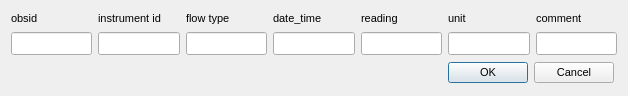
Before: the Qt Designer form ui/w_flow_en.ui in jkall/qgis-midvatten-plugin, drawn with Qt 5.
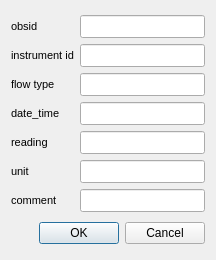
After: the same form once the commit is applied.

Commit message: modified:   create_db.py 	modified:   import_data_to_db.py 	modified:   loaddefaultlayers.py 	modified:   metadata.txt 	modified:   midvatten_utils.py 	modified:   obs_lines_form_logic.py 	modified:   obs_points_form_logic.py 	modified:   stratigraphy_form_logic.py 	modified:   ui/obs_lines_en.ui 	modified:   ui/obs_points_en.ui 	modified:   ui/w_flow.ui 	modified:   ui/w_flow_en.ui 	modified:   w_flow_form_logic.py 	modified:   w_levels_form_logic.py 	icons/import_obs_lines.png 	icons/load_seismics.png 	icons/load_vlf.png 	icons/load_wflow.png

Diff of the .ui file:
```diff
--- a/ui/w_flow_en.ui
+++ b/ui/w_flow_en.ui
@@ -9,36 +9,15 @@
    <rect>
     <x>0</x>
     <y>0</y>
-    <width>628</width>
-    <height>96</height>
+    <width>216</width>
+    <height>260</height>
    </rect>
   </property>
-  <property name="sizePolicy">
-   <sizepolicy hsizetype="Preferred" vsizetype="Preferred">
-    <horstretch>0</horstretch>
-    <verstretch>0</verstretch>
-   </sizepolicy>
-  </property>
-  <property name="minimumSize">
-   <size>
-    <width>600</width>
-    <height>0</height>
-   </size>
-  </property>
-  <property name="maximumSize">
-   <size>
-    <width>16777215</width>
-    <height>96</height>
-   </size>
-  </property>
-  <property name="font">
-   <font>
-    <family>Arial</family>
-   </font>
-  </property>
   <property name="windowTitle">
    <string>Dialog</string>
   </property>
+  <layout class="QGridLayout" name="gridLayout_2">
+   <item row="0" column="0">
   <layout class="QGridLayout" name="gridLayout">
    <item row="0" column="0">
     <widget class="QLabel" name="label">
@@ -75,210 +54,6 @@
     </widget>
    </item>
    <item row="0" column="1">
-    <widget class="QLabel" name="label_5">
-     <property name="sizePolicy">
-      <sizepolicy hsizetype="Preferred" vsizetype="Fixed">
-       <horstretch>0</horstretch>
-       <verstretch>0</verstretch>
-      </sizepolicy>
-     </property>
-     <property name="minimumSize">
-      <size>
-       <width>0</width>
-       <height>0</height>
-      </size>
-     </property>
-     <property name="maximumSize">
-      <size>
-       <width>16777215</width>
-       <height>16777215</height>
-      </size>
-     </property>
-     <property name="font">
-      <font>
-       <family>Arial</family>
-       <pointsize>8</pointsize>
-      </font>
-     </property>
-     <property name="text">
-      <string>instrument id</string>
-     </property>
-     <property name="alignment">
-      <set>Qt::AlignLeading|Qt::AlignLeft|Qt::AlignVCenter</set>
-     </property>
-    </widget>
-   </item>
-   <item row="0" column="2">
-    <widget class="QLabel" name="label_7">
-     <property name="sizePolicy">
-      <sizepolicy hsizetype="Preferred" vsizetype="Fixed">
-       <horstretch>0</horstretch>
-       <verstretch>0</verstretch>
-      </sizepolicy>
-     </property>
-     <property name="minimumSize">
-      <size>
-       <width>0</width>
-       <height>0</height>
-      </size>
-     </property>
-     <property name="maximumSize">
-      <size>
-       <width>16777215</width>
-       <height>16777215</height>
-      </size>
-     </property>
-     <property name="font">
-      <font>
-       <family>Arial</family>
-       <pointsize>8</pointsize>
-      </font>
-     </property>
-     <property name="text">
-      <string>flow type</string>
-     </property>
-     <property name="alignment">
-      <set>Qt::AlignLeading|Qt::AlignLeft|Qt::AlignVCenter</set>
-     </property>
-    </widget>
-   </item>
-   <item row="0" column="3">
-    <widget class="QLabel" name="label_2">
-     <property name="sizePolicy">
-      <sizepolicy hsizetype="Preferred" vsizetype="Fixed">
-       <horstretch>0</horstretch>
-       <verstretch>0</verstretch>
-      </sizepolicy>
-     </property>
-     <property name="minimumSize">
-      <size>
-       <width>0</width>
-       <height>0</height>
-      </size>
-     </property>
-     <property name="maximumSize">
-      <size>
-       <width>16777215</width>
-       <height>16777215</height>
-      </size>
-     </property>
-     <property name="font">
-      <font>
-       <family>Arial</family>
-       <pointsize>8</pointsize>
-      </font>
-     </property>
-     <property name="text">
-      <string>date_time</string>
-     </property>
-     <property name="alignment">
-      <set>Qt::AlignLeading|Qt::AlignLeft|Qt::AlignVCenter</set>
-     </property>
-    </widget>
-   </item>
-   <item row="0" column="4">
-    <widget class="QLabel" name="label_9">
-     <property name="sizePolicy">
-      <sizepolicy hsizetype="Preferred" vsizetype="Fixed">
-       <horstretch>0</horstretch>
-       <verstretch>0</verstretch>
-      </sizepolicy>
-     </property>
-     <property name="minimumSize">
-      <size>
-       <width>0</width>
-       <height>0</height>
-      </size>
-     </property>
-     <property name="maximumSize">
-      <size>
-       <width>16777215</width>
-       <height>16777215</height>
-      </size>
-     </property>
-     <property name="font">
-      <font>
-       <family>Arial</family>
-       <pointsize>8</pointsize>
-      </font>
-     </property>
-     <property name="text">
-      <string>reading</string>
-     </property>
-     <property name="alignment">
-      <set>Qt::AlignLeading|Qt::AlignLeft|Qt::AlignVCenter</set>
-     </property>
-    </widget>
-   </item>
-   <item row="0" column="5">
-    <widget class="QLabel" name="label_14">
-     <property name="sizePolicy">
-      <sizepolicy hsizetype="Preferred" vsizetype="Fixed">
-       <horstretch>0</horstretch>
-       <verstretch>0</verstretch>
-      </sizepolicy>
-     </property>
-     <property name="minimumSize">
-      <size>
-       <width>0</width>
-       <height>0</height>
-      </size>
-     </property>
-     <property name="maximumSize">
-      <size>
-       <width>16777215</width>
-       <height>16777215</height>
-      </size>
-     </property>
-     <property name="font">
-      <font>
-       <family>Arial</family>
-       <pointsize>8</pointsize>
-      </font>
-     </property>
-     <property name="text">
-      <string>unit</string>
-     </property>
-     <property name="alignment">
-      <set>Qt::AlignLeading|Qt::AlignLeft|Qt::AlignVCenter</set>
-     </property>
-    </widget>
-   </item>
-   <item row="0" column="6">
-    <widget class="QLabel" name="label_11">
-     <property name="sizePolicy">
-      <sizepolicy hsizetype="Preferred" vsizetype="Fixed">
-       <horstretch>0</horstretch>
-       <verstretch>0</verstretch>
-      </sizepolicy>
-     </property>
-     <property name="minimumSize">
-      <size>
-       <width>0</width>
-       <height>0</height>
-      </size>
-     </property>
-     <property name="maximumSize">
-      <size>
-       <width>16777215</width>
-       <height>16777215</height>
-      </size>
-     </property>
-     <property name="font">
-      <font>
-       <family>Arial</family>
-       <pointsize>8</pointsize>
-      </font>
-     </property>
-     <property name="text">
-      <string>comment</string>
-     </property>
-     <property name="alignment">
-      <set>Qt::AlignLeading|Qt::AlignLeft|Qt::AlignVCenter</set>
-     </property>
-    </widget>
-   </item>
-   <item row="1" column="0">
     <widget class="QLineEdit" name="obsid">
      <property name="sizePolicy">
       <sizepolicy hsizetype="Expanding" vsizetype="Fixed">
@@ -313,6 +88,40 @@
      </property>
     </widget>
    </item>
+     <item row="1" column="0">
+      <widget class="QLabel" name="label_5">
+       <property name="sizePolicy">
+        <sizepolicy hsizetype="Preferred" vsizetype="Fixed">
+         <horstretch>0</horstretch>
+         <verstretch>0</verstretch>
+        </sizepolicy>
+       </property>
+       <property name="minimumSize">
+        <size>
+         <width>0</width>
+         <height>0</height>
+        </size>
+       </property>
+       <property name="maximumSize">
+        <size>
+         <width>16777215</width>
+         <height>16777215</height>
+        </size>
+       </property>
+       <property name="font">
+        <font>
+         <family>Arial</family>
+         <pointsize>8</pointsize>
+        </font>
+       </property>
+       <property name="text">
+        <string>instrument id</string>
+       </property>
+       <property name="alignment">
+        <set>Qt::AlignLeading|Qt::AlignLeft|Qt::AlignVCenter</set>
+       </property>
+      </widget>
+     </item>
    <item row="1" column="1">
     <widget class="QLineEdit" name="instrumentid">
      <property name="sizePolicy">
@@ -348,7 +157,41 @@
      </property>
     </widget>
    </item>
-   <item row="1" column="2">
+     <item row="2" column="0">
+      <widget class="QLabel" name="label_7">
+       <property name="sizePolicy">
+        <sizepolicy hsizetype="Preferred" vsizetype="Fixed">
+         <horstretch>0</horstretch>
+         <verstretch>0</verstretch>
+        </sizepolicy>
+       </property>
+       <property name="minimumSize">
+        <size>
+         <width>0</width>
+         <height>0</height>
+        </size>
+       </property>
+       <property name="maximumSize">
+        <size>
+         <width>16777215</width>
+         <height>16777215</height>
+        </size>
+       </property>
+       <property name="font">
+        <font>
+         <family>Arial</family>
+         <pointsize>8</pointsize>
+        </font>
+       </property>
+       <property name="text">
+        <string>flow type</string>
+       </property>
+       <property name="alignment">
+        <set>Qt::AlignLeading|Qt::AlignLeft|Qt::AlignVCenter</set>
+       </property>
+      </widget>
+     </item>
+     <item row="2" column="1">
     <widget class="QLineEdit" name="flowtype">
      <property name="sizePolicy">
       <sizepolicy hsizetype="Expanding" vsizetype="Fixed">
@@ -387,7 +230,41 @@
      </property>
     </widget>
    </item>
-   <item row="1" column="3">
+     <item row="3" column="0">
+      <widget class="QLabel" name="label_2">
+       <property name="sizePolicy">
+        <sizepolicy hsizetype="Preferred" vsizetype="Fixed">
+         <horstretch>0</horstretch>
+         <verstretch>0</verstretch>
+        </sizepolicy>
+       </property>
+       <property name="minimumSize">
+        <size>
+         <width>0</width>
+         <height>0</height>
+        </size>
+       </property>
+       <property name="maximumSize">
+        <size>
+         <width>16777215</width>
+         <height>16777215</height>
+        </size>
+       </property>
+       <property name="font">
+        <font>
+         <family>Arial</family>
+         <pointsize>8</pointsize>
+        </font>
+       </property>
+       <property name="text">
+        <string>date_time</string>
+       </property>
+       <property name="alignment">
+        <set>Qt::AlignLeading|Qt::AlignLeft|Qt::AlignVCenter</set>
+       </property>
+      </widget>
+     </item>
+     <item row="3" column="1">
     <widget class="QLineEdit" name="date_time">
      <property name="sizePolicy">
       <sizepolicy hsizetype="Expanding" vsizetype="Fixed">
@@ -422,7 +299,41 @@
      </property>
     </widget>
    </item>
-   <item row="1" column="4">
+     <item row="4" column="0">
+      <widget class="QLabel" name="label_9">
+       <property name="sizePolicy">
+        <sizepolicy hsizetype="Preferred" vsizetype="Fixed">
+         <horstretch>0</horstretch>
+         <verstretch>0</verstretch>
+        </sizepolicy>
+       </property>
+       <property name="minimumSize">
+        <size>
+         <width>0</width>
+         <height>0</height>
+        </size>
+       </property>
+       <property name="maximumSize">
+        <size>
+         <width>16777215</width>
+         <height>16777215</height>
+        </size>
+       </property>
+       <property name="font">
+        <font>
+         <family>Arial</family>
+         <pointsize>8</pointsize>
+        </font>
+       </property>
+       <property name="text">
+        <string>reading</string>
+       </property>
+       <property name="alignment">
+        <set>Qt::AlignLeading|Qt::AlignLeft|Qt::AlignVCenter</set>
+       </property>
+      </widget>
+     </item>
+     <item row="4" column="1">
     <widget class="QLineEdit" name="reading">
      <property name="sizePolicy">
       <sizepolicy hsizetype="Expanding" vsizetype="Fixed">
@@ -457,7 +368,41 @@
      </property>
     </widget>
    </item>
-   <item row="1" column="5">
+     <item row="5" column="0">
+      <widget class="QLabel" name="label_14">
+       <property name="sizePolicy">
+        <sizepolicy hsizetype="Preferred" vsizetype="Fixed">
+         <horstretch>0</horstretch>
+         <verstretch>0</verstretch>
+        </sizepolicy>
+       </property>
+       <property name="minimumSize">
+        <size>
+         <width>0</width>
+         <height>0</height>
+        </size>
+       </property>
+       <property name="maximumSize">
+        <size>
+         <width>16777215</width>
+         <height>16777215</height>
+        </size>
+       </property>
+       <property name="font">
+        <font>
+         <family>Arial</family>
+         <pointsize>8</pointsize>
+        </font>
+       </property>
+       <property name="text">
+        <string>unit</string>
+       </property>
+       <property name="alignment">
+        <set>Qt::AlignLeading|Qt::AlignLeft|Qt::AlignVCenter</set>
+       </property>
+      </widget>
+     </item>
+     <item row="5" column="1">
     <widget class="QLineEdit" name="unit">
      <property name="sizePolicy">
       <sizepolicy hsizetype="Expanding" vsizetype="Fixed">
@@ -488,7 +433,41 @@
      </property>
     </widget>
    </item>
-   <item row="1" column="6">
+     <item row="6" column="0">
+      <widget class="QLabel" name="label_11">
+       <property name="sizePolicy">
+        <sizepolicy hsizetype="Preferred" vsizetype="Fixed">
+         <horstretch>0</horstretch>
+         <verstretch>0</verstretch>
+        </sizepolicy>
+       </property>
+       <property name="minimumSize">
+        <size>
+         <width>0</width>
+         <height>0</height>
+        </size>
+       </property>
+       <property name="maximumSize">
+        <size>
+         <width>16777215</width>
+         <height>16777215</height>
+        </size>
+       </property>
+       <property name="font">
+        <font>
+         <family>Arial</family>
+         <pointsize>8</pointsize>
+        </font>
+       </property>
+       <property name="text">
+        <string>comment</string>
+       </property>
+       <property name="alignment">
+        <set>Qt::AlignLeading|Qt::AlignLeft|Qt::AlignVCenter</set>
+       </property>
+      </widget>
+     </item>
+     <item row="6" column="1">
     <widget class="QLineEdit" name="comment">
      <property name="sizePolicy">
       <sizepolicy hsizetype="Expanding" vsizetype="Fixed">
@@ -519,20 +498,10 @@
      </property>
     </widget>
    </item>
-   <item row="2" column="5" colspan="2">
+    </layout>
+   </item>
+   <item row="1" column="0">
     <widget class="QDialogButtonBox" name="buttonBox">
-     <property name="sizePolicy">
-      <sizepolicy hsizetype="Fixed" vsizetype="Fixed">
-       <horstretch>0</horstretch>
-       <verstretch>0</verstretch>
-      </sizepolicy>
-     </property>
-     <property name="font">
-      <font>
-       <family>Arial</family>
-       <pointsize>8</pointsize>
-      </font>
-     </property>
      <property name="orientation">
       <enum>Qt::Horizontal</enum>
      </property>
```
Left out of the diff: 20 changed lines with no effect on the pictures. Lines whose indentation alone changed are shown as unchanged. The commit also changes 13 other files.
